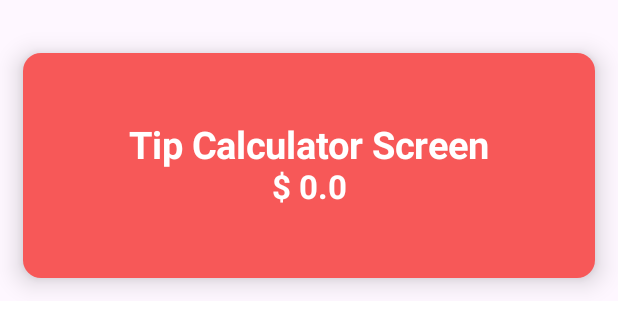
After one commit to tamzidisrakadol/IntroToCompose, an Android app built with Jetpack Compose: the @Preview function TipCalculatorScreen, on a phone screen of 412 x 824 dp. The commit adds this screen. Shown: the top 334 px of the screen. Run offline under Robolectric (Android 15) with nearby library versions, the light colour scheme and no system bars.

```diff
--- a/app/src/main/java/com/example/introtocompose/MainActivity.kt
+++ b/app/src/main/java/com/example/introtocompose/MainActivity.kt
@@ -67,6 +67,7 @@ import com.example.introtocompose.app.PostOffice
 import com.example.introtocompose.screens.QuoteDetail
 import com.example.introtocompose.screens.QuoteListItem
 import com.example.introtocompose.screens.QuoteListScreen
+import com.example.introtocompose.screens.TipCalculatorScreen
 import kotlinx.coroutines.CoroutineScope
 import kotlinx.coroutines.Dispatchers
 import kotlinx.coroutines.delay
@@ -79,11 +80,13 @@ class MainActivity : ComponentActivity() {
     @OptIn(ExperimentalMaterial3Api::class)
     override fun onCreate(savedInstanceState: Bundle?) {
         super.onCreate(savedInstanceState)
+
         CoroutineScope(Dispatchers.IO).launch {
             DataManager.loadAssetFromFile(applicationContext)
         }
+
         setContent {
-            PostOffice()
+            TipCalculatorScreen()
         }
     }
 }
--- /dev/null
+++ b/app/src/main/java/com/example/introtocompose/screens/TipCalculatorScreen.kt
@@ -0,0 +1,79 @@
+package com.example.introtocompose.screens
+
+import androidx.compose.foundation.layout.Arrangement
+import androidx.compose.foundation.layout.Column
+import androidx.compose.foundation.layout.Spacer
+import androidx.compose.foundation.layout.fillMaxSize
+import androidx.compose.foundation.layout.fillMaxWidth
+import androidx.compose.foundation.layout.height
+import androidx.compose.foundation.layout.padding
+import androidx.compose.material3.Card
+import androidx.compose.material3.CardDefaults
+import androidx.compose.material3.Surface
+import androidx.compose.material3.Text
+import androidx.compose.runtime.Composable
+import androidx.compose.ui.Alignment
+import androidx.compose.ui.Modifier
+import androidx.compose.ui.draw.clip
+import androidx.compose.ui.graphics.Color
+import androidx.compose.ui.text.TextStyle
+import androidx.compose.ui.text.font.FontWeight
+import androidx.compose.ui.text.style.TextAlign
+import androidx.compose.ui.tooling.preview.Preview
+import androidx.compose.ui.unit.dp
+import androidx.compose.ui.unit.sp
+
+
+@Preview(showBackground = true)
+@Composable
+fun TipCalculatorScreen() {
+    Surface {
+        Column(
+            modifier = Modifier.padding(15.dp)
+        ) {
+            Spacer(modifier = Modifier.height(20.dp))
+            TopHeader()
+        }
+    }
+}
+
+
+@Composable
+fun TopHeader(totalPerPerson:Double=0.0){
+    Card(
+        modifier = Modifier
+            .fillMaxWidth()
+            .height(150.dp),
+        colors = CardDefaults.cardColors(
+            containerColor = Color(0xFFF75858),
+            contentColor = Color.White
+        ),
+        elevation = CardDefaults.cardElevation(
+            defaultElevation = 10.dp
+        )
+    ) {
+        Column(
+            modifier = Modifier.fillMaxSize(),
+            verticalArrangement = Arrangement.Center,
+            horizontalAlignment = Alignment.CenterHorizontally
+
+        ) {
+            Text(
+                text = "Tip Calculator Screen",
+                style = TextStyle(
+                    textAlign = TextAlign.Center,
+                    fontSize = 25.sp,
+                    fontWeight = FontWeight.Bold
+                )
+            )
+            Text(
+                text = "$ $totalPerPerson",
+                style = TextStyle(
+                    textAlign = TextAlign.Center,
+                    fontSize = 22.sp,
+                    fontWeight = FontWeight.Bold
+                )
+            )
+        }
+    }
+}
```
